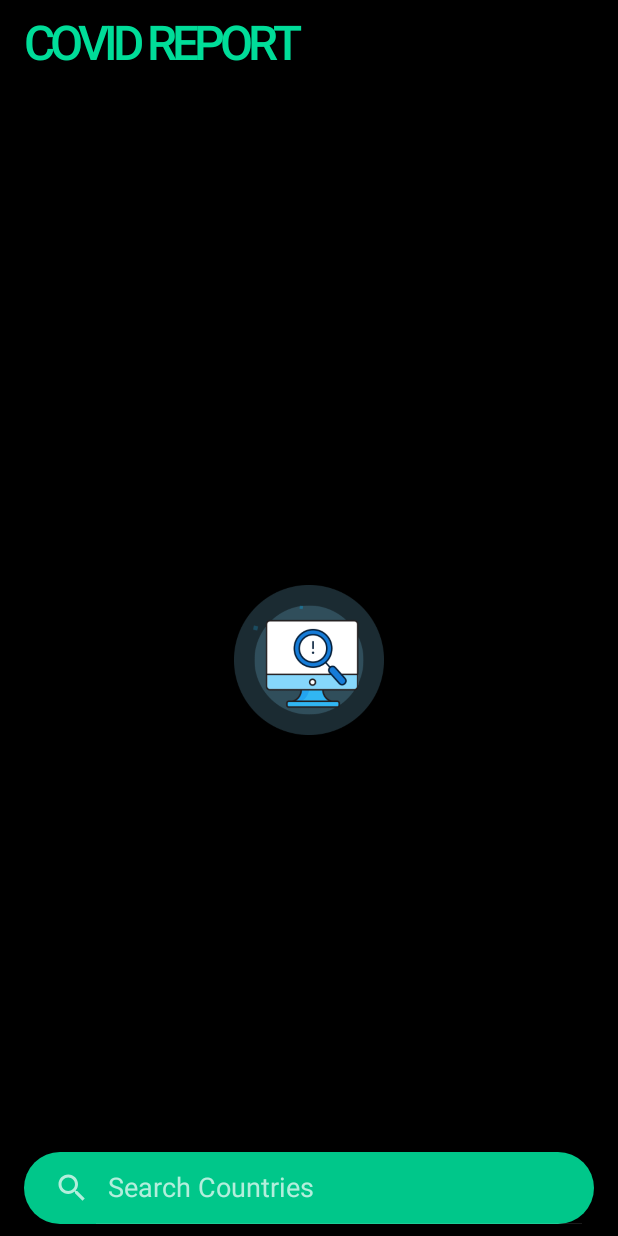
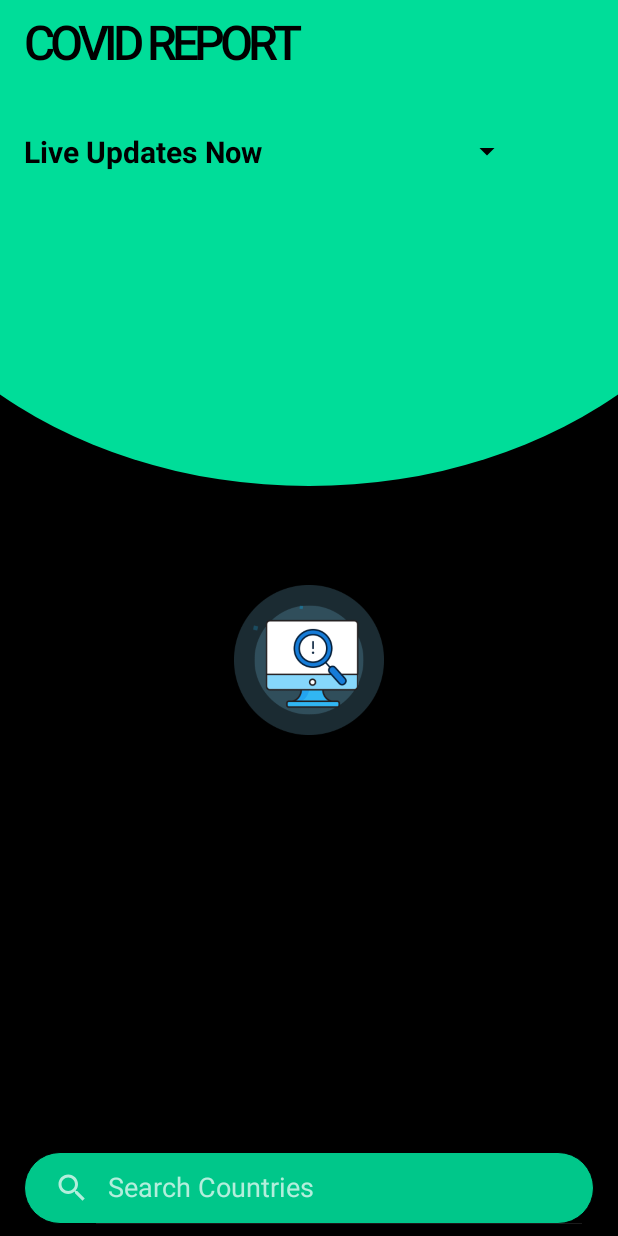
Before and after one commit to farooq-aus/covid-report, an Android app: the screen it shows after launch (CoronaActivity), on a phone screen of 412 x 824 dp. Run offline under Robolectric (Android 15) with nearby library versions, the phone set to English and light mode, and no system bars.

Commit message:
spinner finally works 🤬🤬🤬

```diff
--- a/app/build.gradle
+++ b/app/build.gradle
@@ -29,6 +29,7 @@ dependencies {
     implementation 'androidx.swiperefreshlayout:swiperefreshlayout:1.1.0'
     implementation 'com.squareup.picasso:picasso:2.71828'
     implementation 'com.jjoe64:graphview:4.2.2'
+    implementation 'com.facebook.shimmer:shimmer:0.5.0'
     testImplementation 'junit:junit:4.12'
     androidTestImplementation 'androidx.test.ext:junit:1.1.2'
     androidTestImplementation 'androidx.test.espresso:espresso-core:3.3.0'
--- a/app/src/main/java/com/example/coronareport/CoronaActivity.java
+++ b/app/src/main/java/com/example/coronareport/CoronaActivity.java
@@ -6,7 +6,6 @@ import android.app.LoaderManager;
 import androidx.appcompat.widget.SearchView;
 import androidx.swiperefreshlayout.widget.SwipeRefreshLayout;
 import android.content.Context;
-import android.content.Intent;
 import android.content.Loader;
 import android.net.ConnectivityManager;
 import android.net.NetworkInfo;
@@ -14,10 +13,10 @@ import android.os.Bundle;
 import android.util.Log;
 import android.view.View;
 import android.widget.AdapterView;
-import android.widget.EditText;
+import android.widget.ArrayAdapter;
 import android.widget.ImageView;
 import android.widget.ListView;
-import android.widget.TextView;
+import android.widget.Spinner;
 import android.widget.Toast;
 
 import java.util.ArrayList;
@@ -30,12 +29,14 @@ public class CoronaActivity extends AppCompatActivity implements LoaderManager.L
 
     private CoronaAdapter coronaAdapter;
 
-    public static final String COVID_REQUEST_URL =
+    public static String COVID_REQUEST_URL =
             "https://disease.sh/v3/covid-19/countries?yesterday=false&twoDaysAgo=false&sort=cases&allowNull=false";
 
     private ImageView emptyView;
 
     private SwipeRefreshLayout swipeRefresh;
+
+    private Spinner spinner;
 
     @Override
     protected void onCreate(Bundle savedInstanceState) {
@@ -43,14 +44,12 @@ public class CoronaActivity extends AppCompatActivity implements LoaderManager.L
         setContentView(R.layout.corona_activity);
 
         ListView coronaListView = (ListView) findViewById(R.id.list);
+
         coronaAdapter = new CoronaAdapter(this, new ArrayList<CoronaData>());
         coronaListView.setAdapter(coronaAdapter);
 
         emptyView = (ImageView) findViewById(R.id.empty_tw);
         coronaListView.setEmptyView(emptyView);
-
-        android.app.LoaderManager loaderManager = getLoaderManager();
-        loaderManager.initLoader(CORONA_LOADER_ID, null, this);
 
         swipeRefresh = (SwipeRefreshLayout) findViewById(R.id.swipe_refresh);
         swipeRefresh.setProgressBackgroundColorSchemeColor(getResources().getColor(R.color.colorPrimaryDark));
@@ -58,9 +57,40 @@ public class CoronaActivity extends AppCompatActivity implements LoaderManager.L
         swipeRefresh.setOnRefreshListener(new SwipeRefreshLayout.OnRefreshListener() {
             @Override
             public void onRefresh() {
-                getCoronaData();
+                refreshList();
             }
         });
+
+        spinner = (Spinner) findViewById(R.id.day_spinner);
+        ArrayAdapter<CharSequence> spinnerAdapter = ArrayAdapter.createFromResource(this,
+                R.array.spinner_options, R.layout.spinner_item);
+        spinner.setAdapter(spinnerAdapter);
+        spinner.setOnItemSelectedListener(new AdapterView.OnItemSelectedListener() {
+            @Override
+            public void onItemSelected(AdapterView<?> adapterView, View view, int i, long l) {
+                switch (i) {
+                    case 1:
+                        COVID_REQUEST_URL = "https://disease.sh/v3/covid-19/countries?yesterday=true&twoDaysAgo=false&sort=cases&allowNull=false";
+                        break;
+                    case 2:
+                        COVID_REQUEST_URL = "https://disease.sh/v3/covid-19/countries?yesterday=false&twoDaysAgo=true&sort=cases&allowNull=false";
+                        break;
+                    default:
+                        COVID_REQUEST_URL = "https://disease.sh/v3/covid-19/countries?yesterday=false&twoDaysAgo=false&sort=cases&allowNull=false";
+                        break;
+                }
+                swipeRefresh.setRefreshing(true);
+                refreshList();
+            }
+
+            @Override
+            public void onNothingSelected(AdapterView<?> adapterView) {
+
+            }
+        });
+
+        android.app.LoaderManager loaderManager = getLoaderManager();
+        loaderManager.initLoader(CORONA_LOADER_ID, null, this);
 
         SearchView searchView = (SearchView) findViewById(R.id.search);
         searchView.setIconifiedByDefault(false);
@@ -78,28 +108,29 @@ public class CoronaActivity extends AppCompatActivity implements LoaderManager.L
         });
     }
 
-    private void getCoronaData() {
+    private void refreshList() {
         ConnectivityManager connMgr = (ConnectivityManager) getSystemService(Context.CONNECTIVITY_SERVICE);
         NetworkInfo networkInfo = connMgr.getActiveNetworkInfo();
 
         if (networkInfo != null && networkInfo.isConnected()) {
             android.app.LoaderManager loaderManager = getLoaderManager();
-            loaderManager.initLoader(CORONA_LOADER_ID, null, this);
+            loaderManager.restartLoader(CORONA_LOADER_ID, null, this);
         }
-        else
-        {
+        else {
             coronaAdapter.clear();
             emptyView.setImageResource(R.drawable.disconnected_icon);
-            Toast.makeText(this, R.string.no_connection, Toast.LENGTH_LONG).show();
+            Toast.makeText(this, R.string.no_connection, Toast.LENGTH_SHORT).show();
             emptyView.setVisibility(View.VISIBLE);
         }
-
         if(swipeRefresh.isRefreshing()) {
             swipeRefresh.setRefreshing(false);
         }
     }
 
     public Loader<ArrayList<CoronaData>> onCreateLoader(int i, Bundle bundle) {
+        if(!swipeRefresh.isRefreshing()) {
+            swipeRefresh.setRefreshing(true);
+        }
         return new CoronaLoader(this, COVID_REQUEST_URL);
     }
 
@@ -107,6 +138,10 @@ public class CoronaActivity extends AppCompatActivity implements LoaderManager.L
 
         emptyView.setImageResource(R.drawable.not_found);
         coronaAdapter.clear();
+
+        if(swipeRefresh.isRefreshing()) {
+            swipeRefresh.setRefreshing(false);
+        }
 
         if (coronaList != null && !coronaList.isEmpty()) {
             coronaAdapter.addAll(coronaList);
--- a/app/src/main/java/com/example/coronareport/CoronaLoader.java
+++ b/app/src/main/java/com/example/coronareport/CoronaLoader.java
@@ -2,6 +2,8 @@ package com.example.coronareport;
 
 import android.content.Context;
 import android.content.AsyncTaskLoader;
+import android.util.Log;
+
 import java.util.ArrayList;
 
 public class CoronaLoader extends AsyncTaskLoader<ArrayList<CoronaData>> {
--- a/app/src/main/java/com/example/coronareport/CountryLoader.java
+++ b/app/src/main/java/com/example/coronareport/CountryLoader.java
@@ -15,8 +15,7 @@ public class CountryLoader extends AsyncTaskLoader<CountryData> {
         super(context);
         this.url1 = urls[0];
         this.url2 = urls[1];
-        Log.e(LOG_TAG, url2);
-    }
+        }
 
     protected void onStartLoading() {
         forceLoad();
--- a/app/src/main/java/com/example/coronareport/CountryQueryUtils.java
+++ b/app/src/main/java/com/example/coronareport/CountryQueryUtils.java
@@ -68,9 +68,9 @@ public class CountryQueryUtils extends QueryUtils {
             JSONObject timelineJsonResponse = new JSONObject(trendJSON).getJSONObject("timeline");
             for (Iterator<String> it = timelineJsonResponse.getJSONObject("cases").keys(); it.hasNext(); ) {
                 String key = it.next();
-                casesTrend.add(timelineJsonResponse.getJSONObject("cases").getInt(key));
-                deathsTrend.add(timelineJsonResponse.getJSONObject("deaths").getInt(key));
-                recoveriesTrend.add(timelineJsonResponse.getJSONObject("recovered").getInt(key));
+                casesTrend.add(timelineJsonResponse.getJSONObject("cases").optInt(key,0));
+                deathsTrend.add(timelineJsonResponse.getJSONObject("deaths").optInt(key,0));
+                recoveriesTrend.add(timelineJsonResponse.getJSONObject("recovered").optInt(key,0));
             }
 
             countryData = new CountryData(countryName, todayCases, todayDeaths, active, totalCases, totalDeaths, totalTests, recovered, critical, flagSrc, casesTrend, deathsTrend, recoveriesTrend);
--- /dev/null
+++ b/app/src/main/res/drawable/bg.xml
@@ -0,0 +1,17 @@
+<?xml version="1.0" encoding="utf-8"?>
+<layer-list xmlns:android="http://schemas.android.com/apk/res/android">
+    <item>
+        <shape android:shape="rectangle">
+            <solid android:color="@color/colorPrimaryDark" />
+        </shape>
+    </item>
+    <item
+        android:bottom="500dp"
+        android:left="-100dp"
+        android:right="-100dp"
+        android:top="-200dp">
+        <shape android:shape="oval">
+            <solid android:color="@color/colorAccent" />
+        </shape>
+    </item>
+</layer-list>
--- a/app/src/main/res/drawable/searchbar_bg.xml
+++ b/app/src/main/res/drawable/searchbar_bg.xml
@@ -7,4 +7,7 @@
         android:top="0dp"
         android:right="0dp"
         android:bottom="0dp" />
+    <stroke
+        android:color="@color/colorPrimaryDark"
+        android:width="1px" />
 </shape>
--- a/app/src/main/res/layout/corona_activity.xml
+++ b/app/src/main/res/layout/corona_activity.xml
@@ -3,12 +3,39 @@
     android:layout_width="match_parent"
     android:layout_height="match_parent"
     xmlns:app="http://schemas.android.com/apk/res-auto"
-    android:background="@color/colorPrimaryDark">
+    android:background="@drawable/bg">
+
+    <LinearLayout
+        android:id="@+id/highest"
+        android:layout_width="match_parent"
+        android:layout_height="wrap_content"
+        android:layout_marginTop="16dp"
+        android:layout_marginStart="16dp"
+        android:layout_marginEnd="16dp"
+        android:layout_marginBottom="16dp">
+
+        <TextView
+            android:layout_width="wrap_content"
+            android:layout_height="wrap_content"
+            android:text="@string/topcases"
+            android:textColor="@color/colorPrimaryDark"
+            android:textStyle="bold"
+            android:textSize="20sp" />
+
+        <Spinner
+            android:id="@+id/day_spinner"
+            android:layout_width="wrap_content"
+            android:layout_height="wrap_content"
+            android:popupBackground="@color/colorAccentTint"
+            android:backgroundTint="@color/colorPrimaryDark" />
+
+    </LinearLayout>
 
     <androidx.swiperefreshlayout.widget.SwipeRefreshLayout
         android:id="@+id/swipe_refresh"
+        android:layout_below="@+id/highest"
         android:layout_width="match_parent"
-        android:layout_height="wrap_content" >
+        android:layout_height="match_parent" >
 
         <ListView
             android:id="@+id/list"
@@ -19,8 +46,10 @@
             android:dividerHeight="10dp"
             android:paddingLeft="16dp"
             android:paddingRight="16dp"
+            android:headerDividersEnabled="true"
             android:drawSelectorOnTop="true"
-            android:scrollbarThumbVertical="@color/colorAccent"
+            android:scrollbarStyle="outsideOverlay"
+            android:scrollbarThumbVertical="@drawable/searchbar_bg"
             android:scrollbarFadeDuration="100"
         />
     </androidx.swiperefreshlayout.widget.SwipeRefreshLayout>
--- a/app/src/main/res/layout/country_activity.xml
+++ b/app/src/main/res/layout/country_activity.xml
@@ -9,8 +9,9 @@
 
     <ImageView
         android:id="@+id/close"
-        android:layout_width="30dp"
-        android:layout_height="30dp"
+        android:layout_width="50dp"
+        android:layout_height="50dp"
+        android:padding="10dp"
         android:src="@android:drawable/ic_menu_close_clear_cancel"
         android:layout_alignParentTop="true"
         android:layout_alignParentEnd="true"
--- /dev/null
+++ b/app/src/main/res/layout/spinner_item.xml
@@ -0,0 +1,17 @@
+<TextView xmlns:android="http://schemas.android.com/apk/res/android"
+    xmlns:tools="http://schemas.android.com/tools"
+    android:id="@android:id/text1"
+    style="@android:style/Widget.TextView.SpinnerItem"
+    tools:text="Text"
+    android:layout_width="match_parent"
+    android:layout_height="wrap_content"
+    android:textAppearance="@style/TextAppearance.AppCompat.Medium"
+    android:textColor="@color/colorPrimaryDark"
+    android:textStyle="bold"
+    android:textSize="20sp"
+    android:paddingStart="5dp"
+    android:paddingEnd="15dp"
+    android:paddingTop="15dp"
+    android:paddingBottom="15dp"
+    android:ellipsize="marquee"
+    android:singleLine="true" />
--- a/app/src/main/res/values/strings.xml
+++ b/app/src/main/res/values/strings.xml
@@ -17,7 +17,12 @@
     <string name="deathspermil">Deaths Per One Million</string>
     <string name="testspermil">Tests Per One Million</string>
     <string name="search">Search Countries</string>
-    <string name="today">\@today</string>
+    <string-array name="spinner_options">
+        <item>Now</item>
+        <item>from Yesterday</item>
+        <item>from 2 Days Ago</item>
+    </string-array>
     <string name="not_found">No search results</string>
-    <string name="past15days">Trendline of past 15 days</string>
+    <string name="past15days">Trend over past 15 days</string>
+    <string name="topcases">Live Updates</string>
 </resources>
--- a/app/src/main/res/values/styles.xml
+++ b/app/src/main/res/values/styles.xml
@@ -6,15 +6,17 @@
         <item name="colorPrimaryDark">@color/colorPrimaryDark</item>
         <item name="colorAccent">@color/colorAccent</item>
         <item name="actionBarStyle">@style/AppTheme.ActionBarStyle</item>
+        <item name="android:windowContentOverlay">@null</item>
     </style>
 
     <style name="AppTheme.ActionBarStyle" parent="Widget.AppCompat.Light.ActionBar">
         <item name="titleTextStyle">@style/AppTheme.ActionBarStyle.TitleTextStyle</item>
-        <item name="background">@color/colorPrimaryDark</item>
+        <item name="background">@color/colorAccent</item>
+        <item name="elevation">0dp</item>
     </style>
 
     <style name="AppTheme.ActionBarStyle.TitleTextStyle" parent="TextAppearance.AppCompat.Widget.ActionBar.Title">
-        <item name="android:textColor">@color/colorAccent</item>
+        <item name="android:textColor">@color/colorPrimaryDark</item>
         <item name="android:textStyle">normal</item>
         <item name="textAllCaps">true</item>
         <item name="android:letterSpacing">-0.1</item>
```
